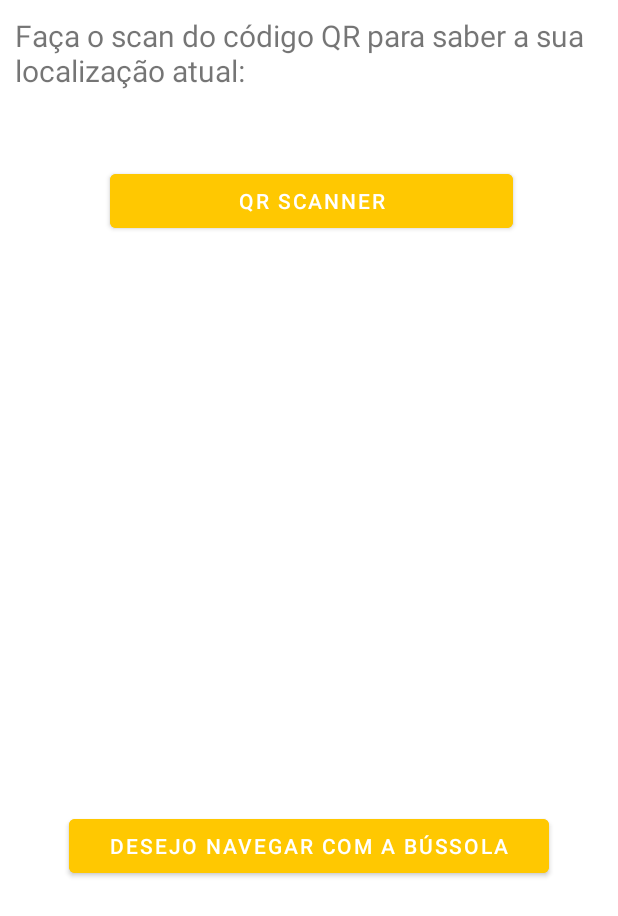
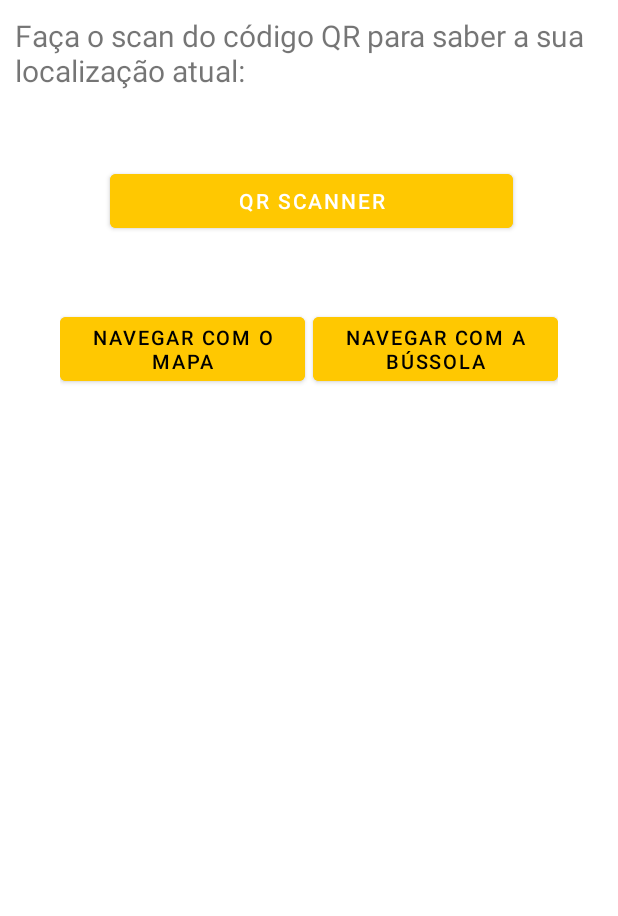
Before and after one commit to gasparespinheira/FindESTG, an Android app: the QrCode_MainActivity screen opened directly, with no data from a screen before it, on a phone screen of 412 x 824 dp. Shown: the top 916 px of the screen. Run offline under Robolectric (Android 15) with nearby library versions, the phone set to English and light mode, and no system bars; libraries missing offline, so code that uses them is left out: com.google.zxing.integration.

Commit message:
qr code caminhos para a bussola com evento click

```diff
--- a/app/src/main/java/ipvc/estg/findestg/QrCode_MainActivity.kt
+++ b/app/src/main/java/ipvc/estg/findestg/QrCode_MainActivity.kt
@@ -9,11 +9,13 @@ import android.view.View
 import android.widget.Button
 import android.widget.TextView
 import android.content.Intent
+import android.widget.Toast
 
 class QrCode_MainActivity : AppCompatActivity() {
 
     private lateinit var scanBtn: Button
     private lateinit var textView: TextView
+    private var qrCodeContents: String? = null
 
     override fun onCreate(savedInstanceState: Bundle?) {
         super.onCreate(savedInstanceState)
@@ -35,21 +37,32 @@ class QrCode_MainActivity : AppCompatActivity() {
     override fun onActivityResult(requestCode: Int, resultCode: Int, @Nullable data: Intent?) {
         val intentResult: IntentResult? = IntentIntegrator.parseActivityResult(requestCode, resultCode, data)
         if (intentResult != null) {
-            val contents: String? = intentResult.contents
-            if (contents != null) {
-                textView.setText(intentResult.contents)
+            qrCodeContents = intentResult.contents
+            if (qrCodeContents != null) {
+                textView.setText(qrCodeContents)
             }
         } else {
             super.onActivityResult(requestCode, resultCode, data)
         }
-
     }
 
     fun navegar_bussola(view: View) {
 
-        val intent = Intent(this, NavegarBussolaLateralESTG::class.java)
-        startActivity(intent)
+        Toast.makeText(this, "Ponto de Partida: $qrCodeContents", Toast.LENGTH_SHORT).show()
 
+        when (qrCodeContents) {
+            "Entrada Lateral ESTG" -> {
+                val intent = Intent(this, NavegarBussolaLateralESTG::class.java)
+                startActivity(intent)
+            }
+            "Entrada Principal da ESTG" -> {
+                val intent = Intent(this, NavegarBussolaLateralESTG::class.java)
+                startActivity(intent)
+            }
+            "Entrada traseira ESTG" -> {
+                val intent = Intent(this, NavegarBussolaLateralESTG::class.java)
+                startActivity(intent)
+            }
+        }
     }
-
 }
--- a/app/src/main/res/layout/qrcode_activity_main.xml
+++ b/app/src/main/res/layout/qrcode_activity_main.xml
@@ -11,8 +11,7 @@
         android:layout_width="match_parent"
         android:layout_height="50dp"
         android:text="Faça o scan do código QR para saber a sua localização atual:"
-        android:textSize="20dp"
-        />
+        android:textSize="20dp" />
 
     <Button
         android:id="@+id/scanner"
@@ -30,23 +29,40 @@
     <TextView
         android:id="@+id/text"
         android:layout_width="match_parent"
-        android:layout_height="312dp"
+        android:layout_height="wrap_content"
         android:layout_below="@+id/scanner"
-        android:layout_centerInParent="true"
-        android:layout_marginTop="50dp"
-        android:textSize="30dp" />
+        android:gravity="center"
+        android:textSize="20dp"/>
 
-    <Button
-        android:id="@+id/button_bussola"
-        android:layout_width="320dp"
+    <LinearLayout
+        android:id="@+id/linha1"
+        android:layout_width="match_parent"
         android:layout_height="wrap_content"
-        android:layout_below="@id/text"
-        android:layout_centerInParent="true"
-        android:layout_marginTop="20dp"
-        android:text="Desejo navegar com a Bússola"
-        android:backgroundTint="@color/yellow"
-        android:onClick="navegar_bussola"/>
+        android:paddingBottom="5dp"
+        android:paddingEnd="10dp"
+        android:paddingStart="10dp"
+        android:layout_margin="20dp"
+        android:layout_below="@id/text">
 
+        <Button
+            android:layout_width="0dp"
+            android:layout_height="wrap_content"
+            android:layout_weight="1"
+            android:backgroundTint="@color/yellow"
+            android:textColor="@color/black"
+            android:text="@string/desejo_navegar_com_o_mapa"
+            android:textSize="13sp"/>
 
-
+        <Button
+            android:id="@+id/button_load_favoritos"
+            android:layout_width="0dp"
+            android:layout_height="wrap_content"
+            android:layout_marginStart="5dp"
+            android:layout_weight="1"
+            android:textColor="@color/black"
+            android:textSize="13sp"
+            android:text="@string/desejo_navegar_com_a_bussola"
+            android:backgroundTint="@color/yellow"
+            android:onClick="navegar_bussola"/>
+    </LinearLayout>
 </RelativeLayout>
--- a/app/src/main/res/values/strings.xml
+++ b/app/src/main/res/values/strings.xml
@@ -14,4 +14,6 @@
     <string name="navigation_drawer_open">open</string>
     <string name="navigation_drawer_close">close</string>
     <string name="email_utilizador">Email Utilizador</string>
+    <string name="desejo_navegar_com_a_bussola">Navegar com a Bússola</string>
+    <string name="desejo_navegar_com_o_mapa">Navegar com o mapa</string>
 </resources>
```
Also changed, not shown: app/src/main/java/ipvc/estg/findestg/NavegarBussolaPrincipalESTG.kt (+0 -10 lines).
